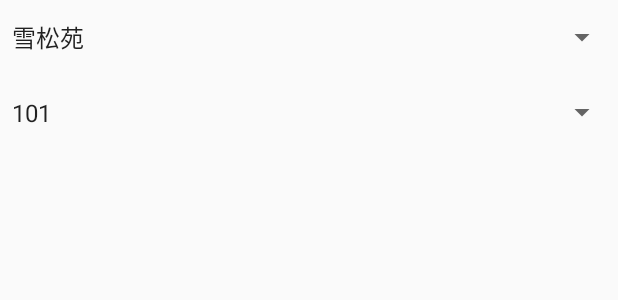
After one commit to zhouwenlong163218/MySQL, an Android app: the layout activity_dormitory.xml on its own in the app's theme, with its tools: preview values and no code run, on a phone screen of 412 x 824 dp. The commit adds this screen. Shown: the top 300 px of the screen. Run offline under Robolectric (Android 15) with nearby library versions, the phone set to English and light mode, and no system bars.

Commit message:
宿舍管理界面

```diff
--- /dev/null
+++ b/app/src/main/java/com/example/mysql/ui/DormitoryActivity.java
@@ -0,0 +1,15 @@
+package com.example.mysql.ui;
+
+import android.os.Bundle;
+import android.support.v7.app.AppCompatActivity;
+
+import com.example.mysql.R;
+
+public class DormitoryActivity extends AppCompatActivity {
+
+    @Override
+    protected void onCreate(Bundle savedInstanceState) {
+        super.onCreate(savedInstanceState);
+        setContentView(R.layout.activity_dormitory);
+    }
+}
--- /dev/null
+++ b/app/src/main/res/layout/activity_dormitory.xml
@@ -0,0 +1,24 @@
+<?xml version="1.0" encoding="utf-8"?>
+<LinearLayout xmlns:android="http://schemas.android.com/apk/res/android"
+    xmlns:tools="http://schemas.android.com/tools"
+    android:layout_width="match_parent"
+    android:layout_height="match_parent"
+    tools:context=".ui.DormitoryActivity"
+    android:orientation="vertical">
+
+    <Spinner
+        android:id="@+id/dor_spinner1"
+        android:layout_width="match_parent"
+        android:layout_height="50dp"
+        android:entries="@array/spingarr1">
+    </Spinner>
+    <Spinner
+        android:id="@+id/dor_spinner2"
+        android:layout_width="match_parent"
+        android:layout_height="50dp"
+        android:entries="@array/spingarr2">
+    </Spinner>
+
+
+
+</LinearLayout>
--- a/app/src/main/res/values/strings.xml
+++ b/app/src/main/res/values/strings.xml
@@ -1,3 +1,16 @@
 <resources>
     <string name="app_name">MySQL</string>
+
+    <string-array name="spingarr1">
+        <item>雪松苑</item>
+        <item>梧桐苑</item>
+        <item>海棠苑</item>
+        <item>筠竹苑</item>
+    </string-array>
+    <string-array name="spingarr2">
+        <item>101</item>
+        <item>102</item>
+        <item>201</item>
+        <item>202</item>
+    </string-array>
 </resources>
```
